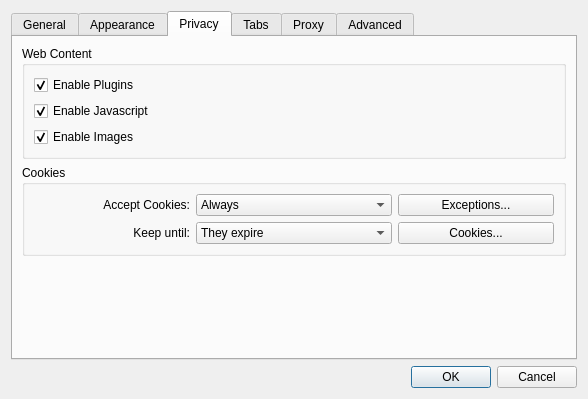
This is src/settings.ui in EndorphinBrowser/browser as Qt 5 draws it before an edit. The edited form follows.
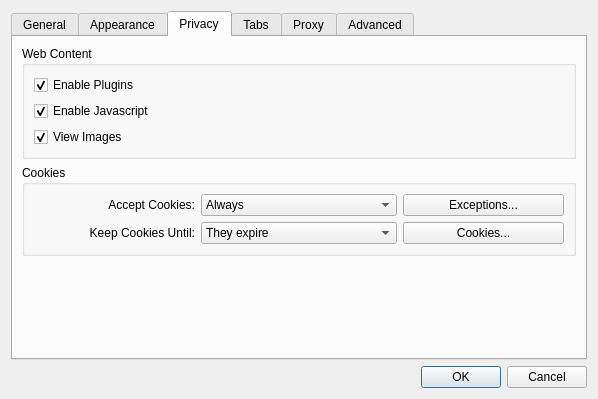
This is the edited form. The open tabs and pages were chosen to show the change.

Patch:
```diff
--- a/src/settings.ui
+++ b/src/settings.ui
@@ -5,7 +5,7 @@
    <rect>
     <x>0</x>
     <y>0</y>
-    <width>588</width>
+    <width>598</width>
     <height>399</height>
    </rect>
   </property>
@@ -337,7 +337,7 @@
           <item>
            <widget class="QCheckBox" name="enableImages" >
             <property name="text" >
-             <string>Enable Images</string>
+             <string>View Images</string>
             </property>
             <property name="checked" >
              <bool>true</bool>
@@ -392,7 +392,7 @@
           <item row="1" column="0" >
            <widget class="QLabel" name="label" >
             <property name="text" >
-             <string>Keep until:</string>
+             <string>Keep Cookies Until:</string>
             </property>
             <property name="alignment" >
              <set>Qt::AlignRight|Qt::AlignTrailing|Qt::AlignVCenter</set>
```
Left out of the diff: 11 changed lines with no effect on the pictures.
